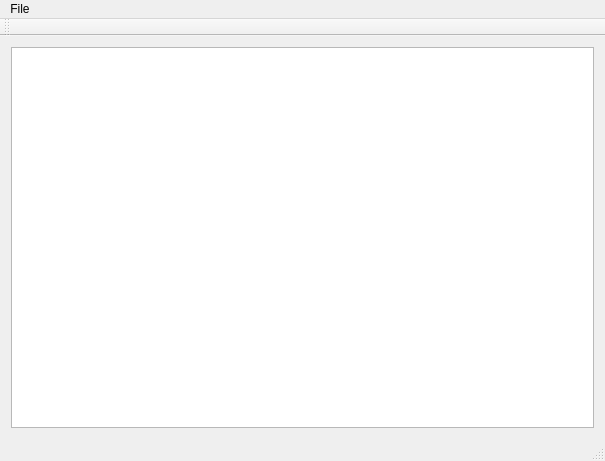
Before: the Qt Designer form mainwindow.ui in gyim/stupidgit, drawn with Qt 5.
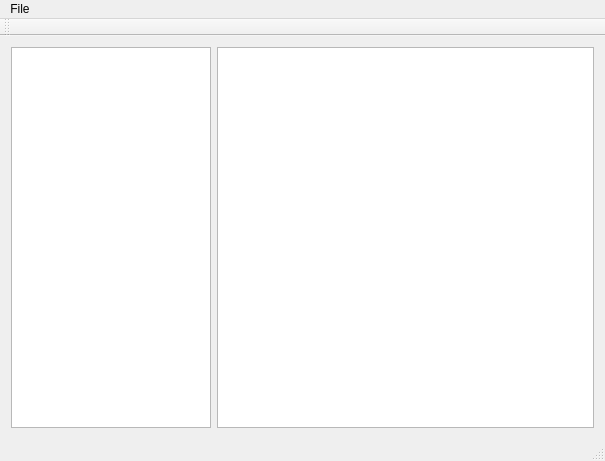
After: the same form once the commit is applied.

Commit message: added simple tree that shows uncommitted changes

Diff of the .ui file:
```diff
--- a/mainwindow.ui
+++ b/mainwindow.ui
@@ -14,7 +14,23 @@
    <string>MainWindow</string>
   </property>
   <widget class="QWidget" name="centralWidget">
-   <layout class="QVBoxLayout" name="verticalLayout">
+   <layout class="QHBoxLayout" name="horizontalLayout">
+    <item>
+     <widget class="QTreeView" name="treeView">
+      <property name="maximumSize">
+       <size>
+        <width>200</width>
+        <height>16777215</height>
+       </size>
+      </property>
+      <attribute name="headerVisible">
+       <bool>false</bool>
+      </attribute>
+      <attribute name="headerVisible">
+       <bool>false</bool>
+      </attribute>
+     </widget>
+    </item>
     <item>
      <widget class="QTextBrowser" name="textBrowser"/>
     </item>
```
The commit also changes 14 other files.
